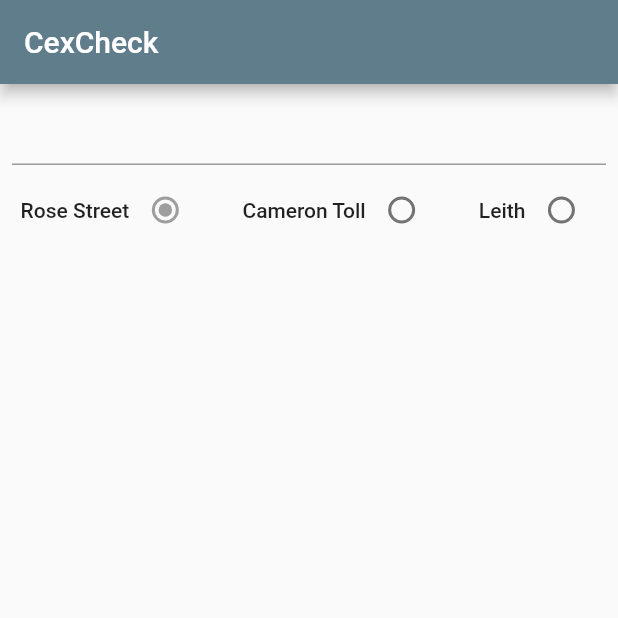
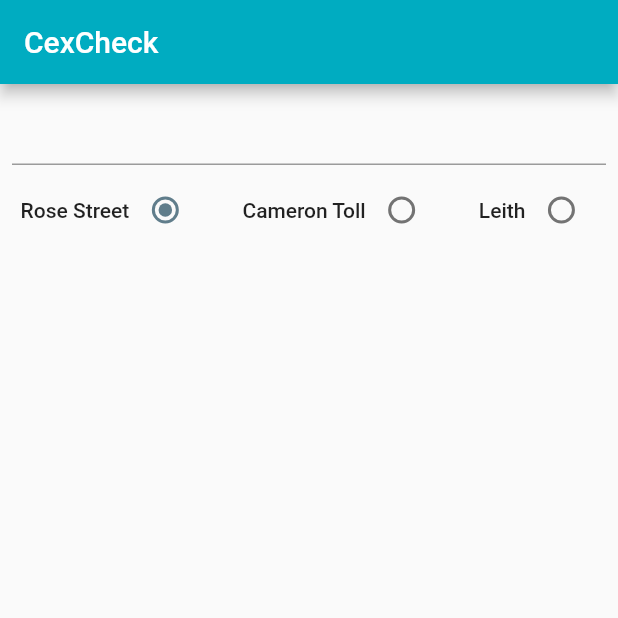
Before and after one commit to mswift42/flcexcheck, a Flutter app: the screen it shows after launch, on a phone screen of 412 x 824 dp, the top half of it. Run offline on Flutter 3.47's test engine with Material 2 defaults, Android fonts, the phone set to English and light mode, and no system bars.

Commit message:
set colors to cyan/bluegrey.

```diff
--- a/lib/main.dart
+++ b/lib/main.dart
@@ -11,8 +11,8 @@ class FlCexApp extends StatelessWidget {
     return MaterialApp(
       theme: ThemeData(
         brightness: Brightness.light,
-        primaryColor: Colors.blueGrey,
-        accentColor: Colors.grey,
+        primaryColor: Colors.cyan[600],
+        accentColor: Colors.blueGrey[500],
         textTheme: TextTheme(
           body1: TextStyle(fontWeight: FontWeight.w500),
           body2: TextStyle(fontWeight: FontWeight.w700),
```
